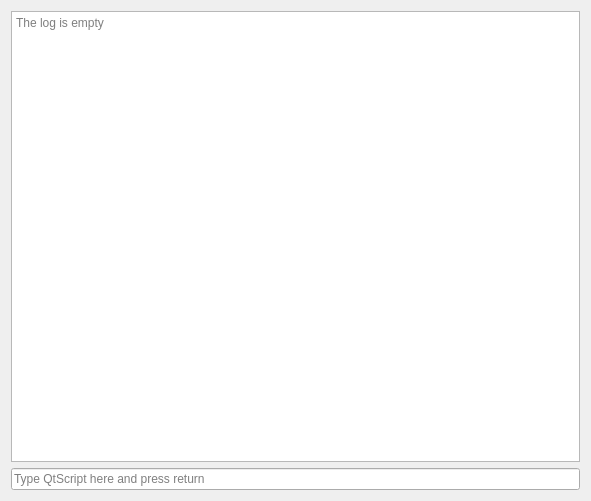
This is inspector/coffeescriptterminal.ui in hbirchtree/coffeecutie as Qt 5 draws it before an edit. The edited form follows.
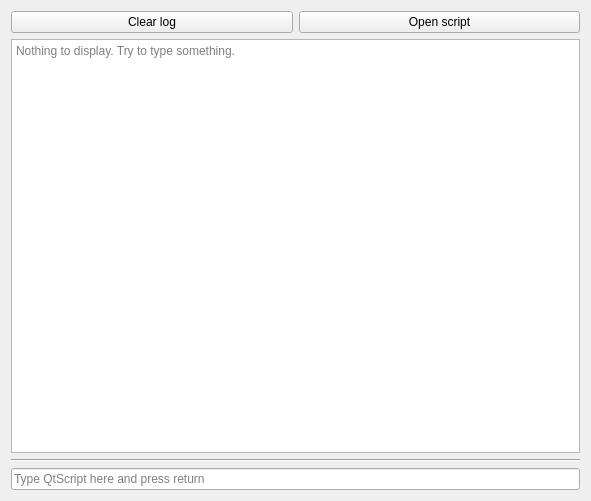
This is the edited form.

Commit message: - Added more buttons to script terminal, clearing and loading files is possible. File loading is still unfinished.

What changed in the file:
```diff
--- a/inspector/coffeescriptterminal.ui
+++ b/inspector/coffeescriptterminal.ui
@@ -14,14 +14,21 @@
    <string>Script shell</string>
   </property>
   <layout class="QGridLayout" name="gridLayout">
-   <item row="0" column="0">
-    <widget class="QPlainTextEdit" name="scriptLog">
+   <item row="3" column="0">
+    <widget class="Line" name="line">
+     <property name="orientation">
+      <enum>Qt::Horizontal</enum>
+     </property>
+    </widget>
+   </item>
+   <item row="2" column="0">
+    <widget class="QTextEdit" name="scriptLog">
      <property name="placeholderText">
-      <string>The log is empty</string>
+      <string>Nothing to display. Try to type something.</string>
      </property>
     </widget>
    </item>
-   <item row="1" column="0">
+   <item row="5" column="0">
     <widget class="QLineEdit" name="scriptInput">
      <property name="placeholderText">
       <string>Type QtScript here and press return</string>
@@ -31,6 +38,44 @@
      </property>
     </widget>
    </item>
+   <item row="1" column="0">
+    <widget class="QFrame" name="frame">
+     <property name="frameShape">
+      <enum>QFrame::NoFrame</enum>
+     </property>
+     <property name="frameShadow">
+      <enum>QFrame::Plain</enum>
+     </property>
+     <layout class="QGridLayout" name="gridLayout_2">
+      <property name="leftMargin">
+       <number>0</number>
+      </property>
+      <property name="topMargin">
+       <number>0</number>
+      </property>
+      <property name="rightMargin">
+       <number>0</number>
+      </property>
+      <property name="bottomMargin">
+       <number>0</number>
+      </property>
+      <item row="0" column="0">
+       <widget class="QPushButton" name="pushButton">
+        <property name="text">
+         <string>Clear log</string>
+        </property>
+       </widget>
+      </item>
+      <item row="0" column="1">
+       <widget class="QPushButton" name="pushButton_2">
+        <property name="text">
+         <string>Open script</string>
+        </property>
+       </widget>
+      </item>
+     </layout>
+    </widget>
+   </item>
   </layout>
  </widget>
  <resources/>
```
Left out of the diff: 14 changed lines with no effect on the pictures. The commit also changes 2 other files.
